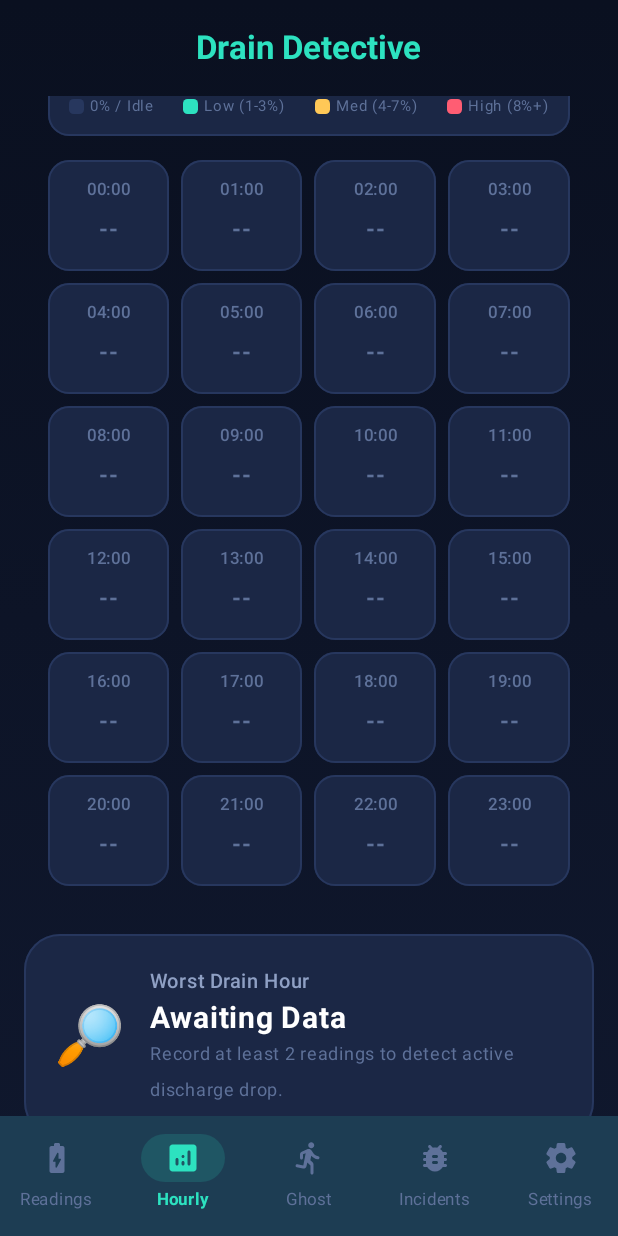
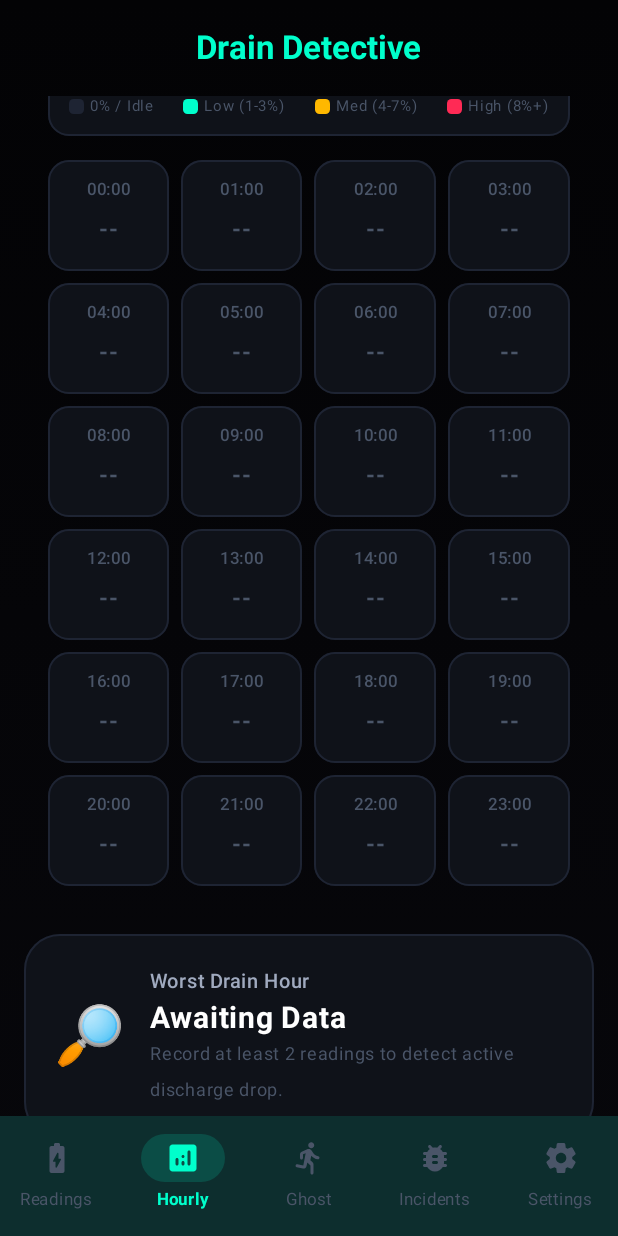
Before and after one commit to fiercefirefly07/battery-detective-app, an Android app built with Jetpack Compose: the screen it shows after launch (MainActivity), item 2 of the bottom bar chosen, scrolled down 476 dp, on a phone screen of 412 x 824 dp. Run offline under Robolectric (Android 15) with nearby library versions, the phone set to English and light mode, and no system bars; our stand-ins replace Room's generated code; 1 statement that could not run was skipped.

Commit message:
UI Polish: Upgrade color palette to cyberpunk neon and improve empty state

```diff
--- a/app/src/main/java/com/draindetective/ui/components/ReadingsList.kt
+++ b/app/src/main/java/com/draindetective/ui/components/ReadingsList.kt
@@ -176,26 +176,39 @@ private fun Chip(text: String, color: Color) {
 
 @Composable
 fun EmptyReadingsState(modifier: Modifier = Modifier) {
-    Column(
+    Box(
         modifier = modifier
             .fillMaxWidth()
-            .padding(vertical = 40.dp, horizontal = 24.dp),
-        horizontalAlignment = Alignment.CenterHorizontally
+            .background(CardElevated, RoundedCornerShape(20.dp))
+            .border(1.dp, CardBorder, RoundedCornerShape(20.dp))
+            .padding(40.dp),
+        contentAlignment = Alignment.Center
     ) {
-        Text("🔋", fontSize = 48.sp)
-        Spacer(Modifier.height(14.dp))
+        Column(
+            horizontalAlignment = Alignment.CenterHorizontally,
+            verticalArrangement = Arrangement.spacedBy(16.dp)
+        ) {
+            Box(
+                modifier = Modifier
+                    .size(80.dp)
+                    .background(CardBorder.copy(alpha = 0.3f), RoundedCornerShape(40.dp)),
+                contentAlignment = Alignment.Center
+            ) {
+                Text("🔋", fontSize = 42.sp)
+            }
             Text(
-            text = "No battery readings yet",
+                text = "No Battery Snapshots",
                 color = TextPrimary,
                 fontSize = 18.sp,
                 fontWeight = FontWeight.Bold
             )
-        Spacer(Modifier.height(6.dp))
             Text(
-            text = "Tap '+ Save reading' below to record your first snapshot, or visit About to seed 3 days of demo data.",
+                text = "Tap '+ Save reading' below to record your first manual snapshot, or visit the Settings tab to start background monitoring.",
                 color = TextSecondary,
-            fontSize = 13.sp,
-            textAlign = TextAlign.Center
+                fontSize = 14.sp,
+                textAlign = TextAlign.Center,
+                lineHeight = 20.sp
             )
         }
     }
+}
--- a/app/src/main/java/com/draindetective/ui/theme/Color.kt
+++ b/app/src/main/java/com/draindetective/ui/theme/Color.kt
@@ -2,22 +2,22 @@ package com.draindetective.ui.theme
 
 import androidx.compose.ui.graphics.Color
 
-val BgDark = Color(0xFF0A1020)
-val BgDarkVariant = Color(0xFF10182E)
-val CardBg = Color(0xFF16213E)
-val CardElevated = Color(0xFF1B2745)
-val CardBorder = Color(0xFF27375E)
+val BgDark = Color(0xFF030305)
+val BgDarkVariant = Color(0xFF07070B)
+val CardBg = Color(0xFF0B0D13)
+val CardElevated = Color(0xFF0F1219)
+val CardBorder = Color(0xFF1E2433)
 
-val TealNeon = Color(0xFF2DE2C0)
-val AmberGold = Color(0xFFFFC857)
-val FlameRed = Color(0xFFFF5D73)
-val FlameOrange = Color(0xFFFF7A45)
-val PurpleAccent = Color(0xFF8A4FFF)
-val BlueAccent = Color(0xFF3B82F6)
+val TealNeon = Color(0xFF00FFCC) // Cyberpunk Cyan
+val AmberGold = Color(0xFFFFB800) // Electric Yellow
+val FlameRed = Color(0xFFFF2A55) // Neon Pink/Red
+val FlameOrange = Color(0xFFFF6600)
+val PurpleAccent = Color(0xFF9D00FF) // Deep Violet
+val BlueAccent = Color(0xFF0066FF)
 
 val TextPrimary = Color(0xFFFFFFFF)
-val TextSecondary = Color(0xFF8FA0C4)
-val TextMuted = Color(0xFF5E7199)
+val TextSecondary = Color(0xFFA0AABF)
+val TextMuted = Color(0xFF4A5568)
 
 fun batteryLevelColor(level: Int): Color = when {
     level > 50 -> TealNeon
```
Lines whose indentation alone changed are shown as unchanged.
